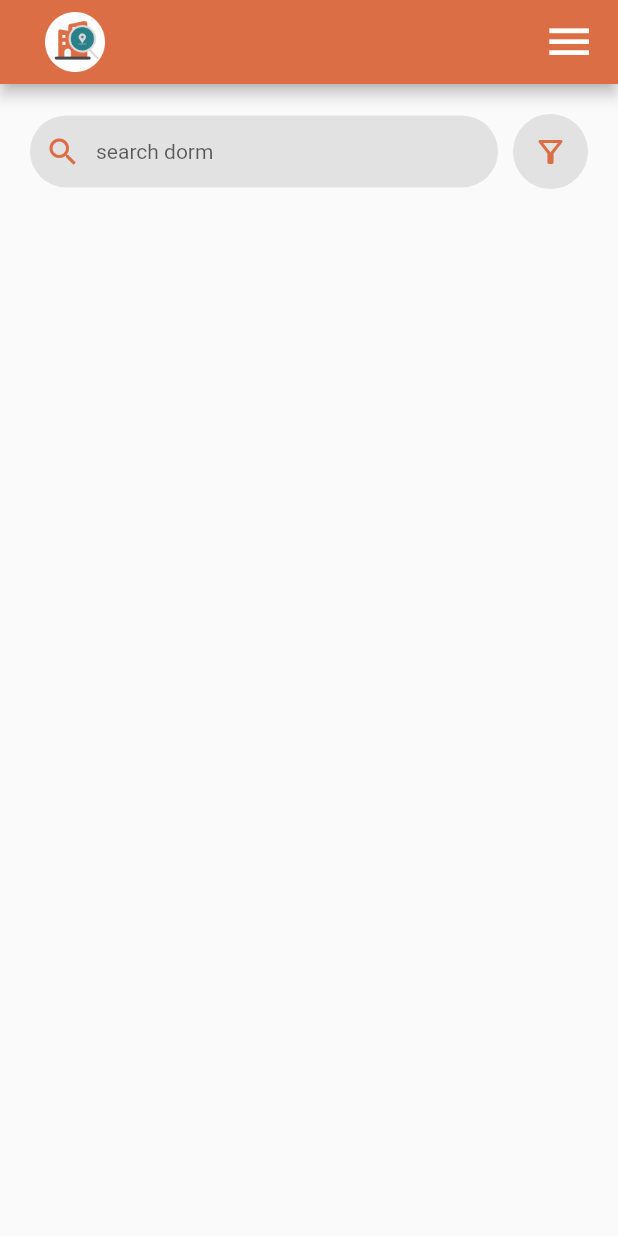
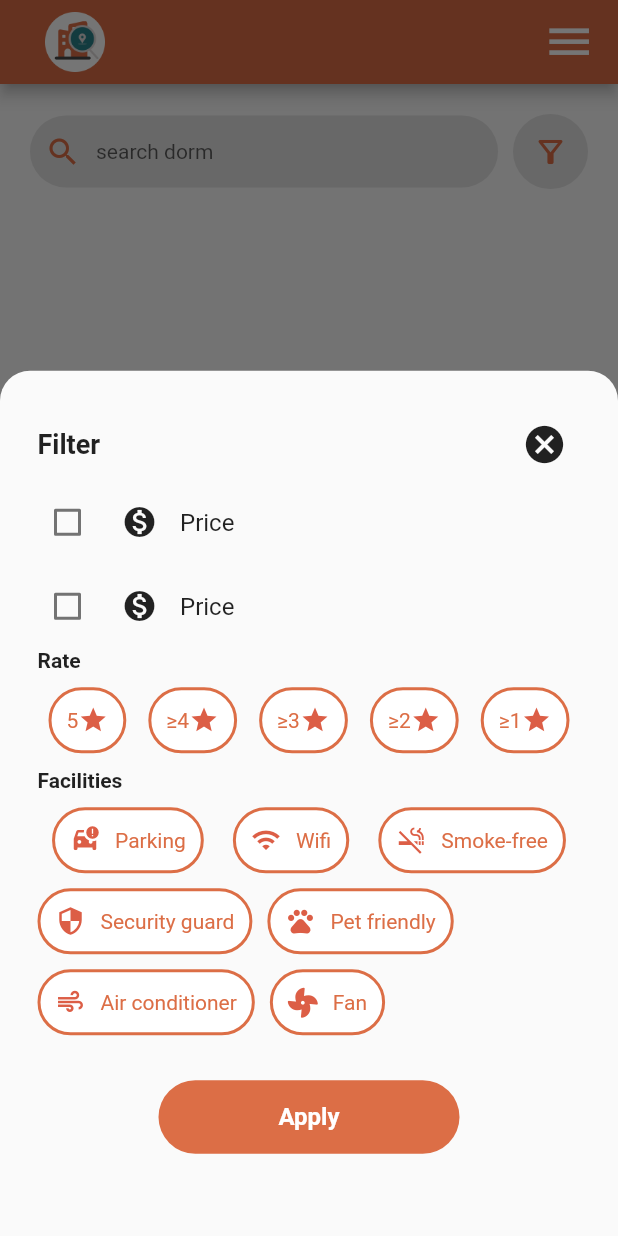
Before and after one commit to KNattawat89/ModDormy, a Flutter app: the HomePage screen opened directly, after a tap on the "filter alt" icon, on a phone screen of 412 x 824 dp. Run offline on Flutter 3.47's test engine with Material 2 defaults, Android fonts, the phone set to English and light mode, and no system bars; our stand-ins replace dio, firebase_auth, firebase_core, flutter_rating_bar, fluttericon, image_picker; missing offline and left inert: flutter_platform_alert; accounts and stored records are empty; network calls fail.

Commit message:
[UPDATE] home page (not done)

```diff
--- a/lib/screens/home.dart
+++ b/lib/screens/home.dart
@@ -73,6 +73,46 @@ class _HomePageState extends State<HomePage> {
       _isLoading = false;
     });
   }
+  String _selectedOption = 'Option 1';
+  void _showFilterOptions() {
+    showDialog(
+      context: context,
+      builder: (BuildContext context) {
+        return SimpleDialog(
+          title: const Text('Select an option'),
+          children: <Widget>[
+            SimpleDialogOption(
+              onPressed: () {
+                setState(() {
+                  _selectedOption = 'Option 1';
+                });
+                Navigator.pop(context);
+              },
+              child: const Text('Option 1'),
+            ),
+            SimpleDialogOption(
+              onPressed: () {
+                setState(() {
+                  _selectedOption = 'Option 2';
+                });
+                Navigator.pop(context);
+              },
+              child: const Text('Option 2'),
+            ),
+            SimpleDialogOption(
+              onPressed: () {
+                setState(() {
+                  _selectedOption = 'Option 3';
+                });
+                Navigator.pop(context);
+              },
+              child: const Text('Option 3'),
+            ),
+          ],
+        );
+      },
+    );
+  }
 
   @override
   Widget build(BuildContext context) {
@@ -83,7 +123,7 @@ class _HomePageState extends State<HomePage> {
         padding: const EdgeInsets.all(20),
         child: Column(
           children: [
-            searchBar(_searchController),
+            searchBar(_searchController, context),
             const SizedBox(
               height: 20,
             ),
--- a/lib/widgets/dormInfo_home.dart
+++ b/lib/widgets/dormInfo_home.dart
@@ -25,6 +25,7 @@ Column dormInfoHome(
             right: 10,
             child: CircleAvatar(
               backgroundColor: const Color(0xA9888888),
+              // อย่าลืมปรับตรงนี้
               child: Align(
                 alignment: Alignment.center,
                 child: isFav ?  IconButton(
--- /dev/null
+++ b/lib/widgets/filter_facility.dart
@@ -0,0 +1,28 @@
+import 'package:flutter/material.dart';
+
+Container filterFacility(bool isSelect, String text,IconData icon) {
+  return Container(
+    padding: const EdgeInsets.symmetric(vertical: 10, horizontal: 10),
+    decoration: BoxDecoration(
+      color: isSelect ? const Color(0xFFDC6E46) : Colors.white,
+      border: Border.all(width: 2, color: const Color(0xFFDC6E46)),
+      borderRadius: BorderRadius.circular(30),
+    ),
+    child: Row(
+      children: [
+        Icon(
+          icon,
+          size: 20,
+          color: isSelect ? Colors.white : const Color(0xFFDC5E46),
+        ),
+        const SizedBox(
+          width: 10,
+        ),
+        Text(text,
+            style: TextStyle(
+                fontSize: 14,
+                color: isSelect ? Colors.white : const Color(0xFFDC6E46)))
+      ],
+    ),
+  );
+}
--- /dev/null
+++ b/lib/widgets/filter_form.dart
@@ -0,0 +1,174 @@
+import 'package:flutter/material.dart';
+import 'package:moddormy_flutter/widgets/filter_facility.dart';
+import 'package:moddormy_flutter/widgets/rate_in_filter.dart';
+import 'package:fluttericon/font_awesome5_icons.dart';
+import 'package:fluttericon/font_awesome_icons.dart';
+
+class FilterForm extends StatefulWidget {
+  const FilterForm({Key? key}) : super(key: key);
+
+  @override
+  State<FilterForm> createState() => _FilterFormState();
+}
+
+class _FilterFormState extends State<FilterForm> {
+  final _formKey = GlobalKey<FormState>();
+  bool _isChecked = false;
+  bool rate = false;
+  bool isSelect = false;
+
+  void selectRate() {
+    setState(() {
+      rate = !rate;
+    });
+  }
+  void selectFaci(){
+    setState(() {
+      isSelect = !isSelect;
+    });
+  }
+
+  @override
+  Widget build(BuildContext context) {
+    return Form(
+      child: Column(
+        mainAxisAlignment: MainAxisAlignment.start,
+        children: [
+          CheckboxListTile(
+            activeColor: Color(0xFFDC6E46),
+            contentPadding: EdgeInsets.zero,
+            title: Row(
+              mainAxisAlignment: MainAxisAlignment.start,
+              children: const [
+                Padding(
+                  padding: EdgeInsets.only(right: 15),
+                  child: Icon(
+                    Icons.monetization_on,
+                    color: Colors.black87,
+                  ),
+                ),
+                Text('Price')
+              ],
+            ),
+            value: _isChecked,
+            onChanged: (bool? value) {
+              setState(() {
+                _isChecked = value!;
+              });
+            },
+            controlAffinity: ListTileControlAffinity.leading, // label position
+          ),
+          CheckboxListTile(
+            activeColor: const Color(0xFFDC6E46),
+            contentPadding: EdgeInsets.zero,
+            title: Row(
+              mainAxisAlignment: MainAxisAlignment.start,
+              children: const [
+                Padding(
+                  padding: EdgeInsets.only(right: 15),
+                  child: Icon(
+                    Icons.monetization_on,
+                    color: Colors.black87,
+                  ),
+                ),
+                Text('Price')
+              ],
+            ),
+            value: _isChecked,
+            onChanged: (bool? value) {
+              setState(() {
+                _isChecked = value!;
+              });
+            },
+            controlAffinity: ListTileControlAffinity.leading, // label position
+          ),
+          Column(
+            crossAxisAlignment: CrossAxisAlignment.start,
+            children: [
+              const Text(
+                "Rate",
+                style: TextStyle(fontWeight: FontWeight.bold),
+              ),
+              const SizedBox(
+                height: 10,
+              ),
+              Row(
+                mainAxisAlignment: MainAxisAlignment.spaceAround,
+                children: List.generate(
+                    5,
+                    (index) => GestureDetector(
+                          onTap: selectRate,
+                          child: rateFilter(rate, 5 - index),
+                        )),
+              )
+            ],
+          ),
+          const SizedBox(
+            height: 10,
+          ),
+          Column(
+            crossAxisAlignment: CrossAxisAlignment.start,
+            children:  [
+              Text(
+                "Facilities",
+                style: TextStyle(fontWeight: FontWeight.bold),
+              ),
+              SizedBox(height: 10,),
+              Row(
+                mainAxisAlignment: MainAxisAlignment.spaceAround,
+                children: [
+                  GestureDetector(
+                    onTap: selectFaci,
+                    child: filterFacility(isSelect, "Parking", Icons.car_crash),
+                  ),
+                  GestureDetector(
+                    onTap: selectFaci,
+                    child: filterFacility(isSelect, "Wifi", Icons.wifi),
+                  ),
+                  GestureDetector(
+                    onTap: selectFaci,
+                    child: filterFacility(isSelect, "Smoke-free", Icons.smoke_free),
+                  ),
+
+                ],
+
+              ),
+              SizedBox(height: 10,),
+              Row(
+                mainAxisAlignment: MainAxisAlignment.start,
+                children: [
+                  GestureDetector(
+                    onTap: selectFaci,
+                    child: filterFacility(isSelect, "Security guard", Icons.security),
+                  ),
+                  SizedBox(width: 10,),
+                  GestureDetector(
+                    onTap: selectFaci,
+                    child: filterFacility(isSelect, "Pet friendly", Icons.pets),
+                  ),
+
+                ],
+              ),
+              SizedBox(height: 10,),
+              Row(
+                mainAxisAlignment: MainAxisAlignment.start,
+                children: [
+                  GestureDetector(
+                    onTap: selectFaci,
+                    child: filterFacility(isSelect, "Air conditioner", Icons.air_outlined),
+                  ),
+                  SizedBox(width: 10,),
+                  GestureDetector(
+                    onTap: selectFaci,
+                    child: filterFacility(isSelect, "Fan", FontAwesome5.fan),
+                  ),
+                ],
+              ),
+
+            ],
+          )
+        ],
+      ),
+    );
+  }
+}
--- /dev/null
+++ b/lib/widgets/rate_in_filter.dart
@@ -0,0 +1,20 @@
+import 'package:flutter/material.dart';
+
+Container rateFilter (bool rate,int rateNumber){
+  return Container(
+    padding: const EdgeInsets.symmetric(vertical: 10,horizontal: 10),
+    decoration: BoxDecoration(
+      color: rate ? const Color(0xFFDC6E46) : Colors.white,
+      border: Border.all(width: 2,color: const Color(0xFFDC6E46)),
+      borderRadius: BorderRadius.circular(30),
+    ),
+    child: Row(
+      children: [
+        Text(rateNumber == 5 ? '$rateNumber': '≥$rateNumber',style: TextStyle(
+            fontSize: 14,color: rate ? Colors.white :const  Color(0xFFDC6E46)
+        ),),
+        Icon(Icons.star,size: 20,color:rate? Colors.white: const Color(0xFFDC5E46),)
+      ],
+    ),
+  );
+}
--- a/lib/widgets/search_bar.dart
+++ b/lib/widgets/search_bar.dart
@@ -1,6 +1,7 @@
 import 'package:flutter/material.dart';
+import 'package:moddormy_flutter/widgets/filter_form.dart';
 
-Row searchBar(TextEditingController searchController) {
+Row searchBar(TextEditingController searchController, BuildContext context) {
   return Row(
     children: [
       // search bar
@@ -46,7 +47,69 @@ Row searchBar(TextEditingController searchController) {
         child: IconButton(
           onPressed: () {
             // does not dev with filter yet
-            print("hi");
+            showModalBottomSheet(
+              shape: const RoundedRectangleBorder(
+                  borderRadius: BorderRadius.only(
+                topLeft: Radius.circular(20.0),
+                topRight: Radius.circular(20.0),
+              )),
+              context: context,
+              isScrollControlled: true,
+              builder: (BuildContext context) {
+                return FractionallySizedBox(
+                  heightFactor: 0.7,
+                  child: Container(
+                    padding: const EdgeInsets.all(25),
+                    child: Column(children: [
+                      Row(
+                        mainAxisAlignment: MainAxisAlignment.spaceBetween,
+                        children: [
+                          const Text(
+                            "Filter",
+                            style: TextStyle(
+                                fontSize: 18, fontWeight: FontWeight.bold),
+                          ),
+                          IconButton(
+                            onPressed: () {
+                              Navigator.pop(context);
+                            },
+                            icon: const Icon(
+                              Icons.cancel,
+                              color: Colors.black87,
+                              size: 30,
+                            ),
+                          ),
+                        ],
+                      ),
+                      const FilterForm(),
+                      const SizedBox(
+                        height: 30,
+                      ),
+                      GestureDetector(
+                        onTap: () {
+                          print("hi");
+                          Navigator.pop(context);
+                        },
+                        child: Container(
+                          padding: const EdgeInsets.symmetric(
+                              vertical: 15, horizontal: 80),
+                          decoration: BoxDecoration(
+                              color: const Color(0xFFDC6E46),
+                              borderRadius: BorderRadius.circular(30)),
+                          child: const Text(
+                            "Apply",
+                            style: TextStyle(
+                              fontSize: 16,
+                                color: Colors.white,
+                                fontWeight: FontWeight.bold),
+                          ),
+                        ),
+                      )
+                    ]),
+                  ),
+                );
+              },
+            );
           },
           icon: const Icon(
             Icons.filter_alt_outlined,
```
